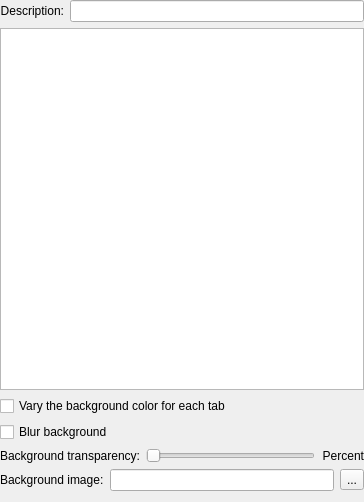
First picture: the form in src/ColorSchemeEditor.ui, repository KDE/konsole, before the edit.
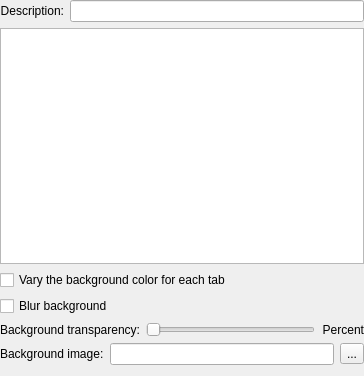
Second picture: the form after the edit. Custom widgets are drawn as their Qt base class.

Commit message:
Do not force the height of the color scheme editor window (widget)
Allow the dialog to be usable on < 600 px windows; the removed code
to force height makes no sense regardless.

Diff of the .ui file:
```diff
--- a/src/ColorSchemeEditor.ui
+++ b/src/ColorSchemeEditor.ui
@@ -7,7 +7,7 @@
     <x>0</x>
     <y>0</y>
     <width>364</width>
-    <height>502</height>
+    <height>376</height>
    </rect>
   </property>
   <layout class="QVBoxLayout">
```
The commit also changes 1 other file.
